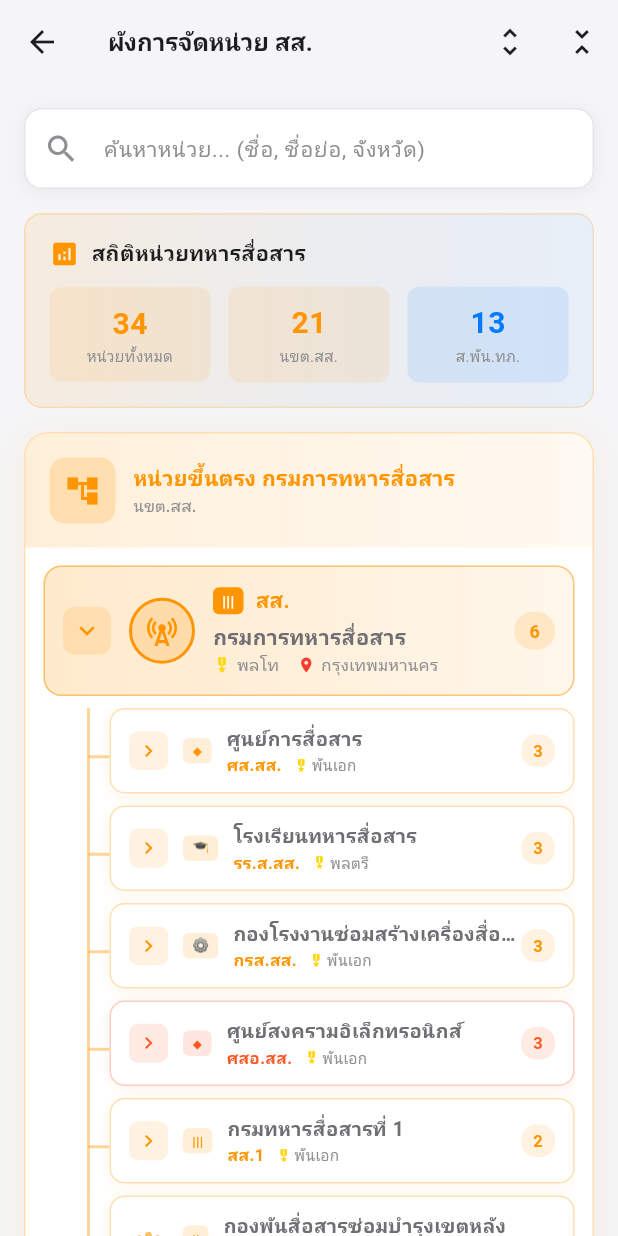
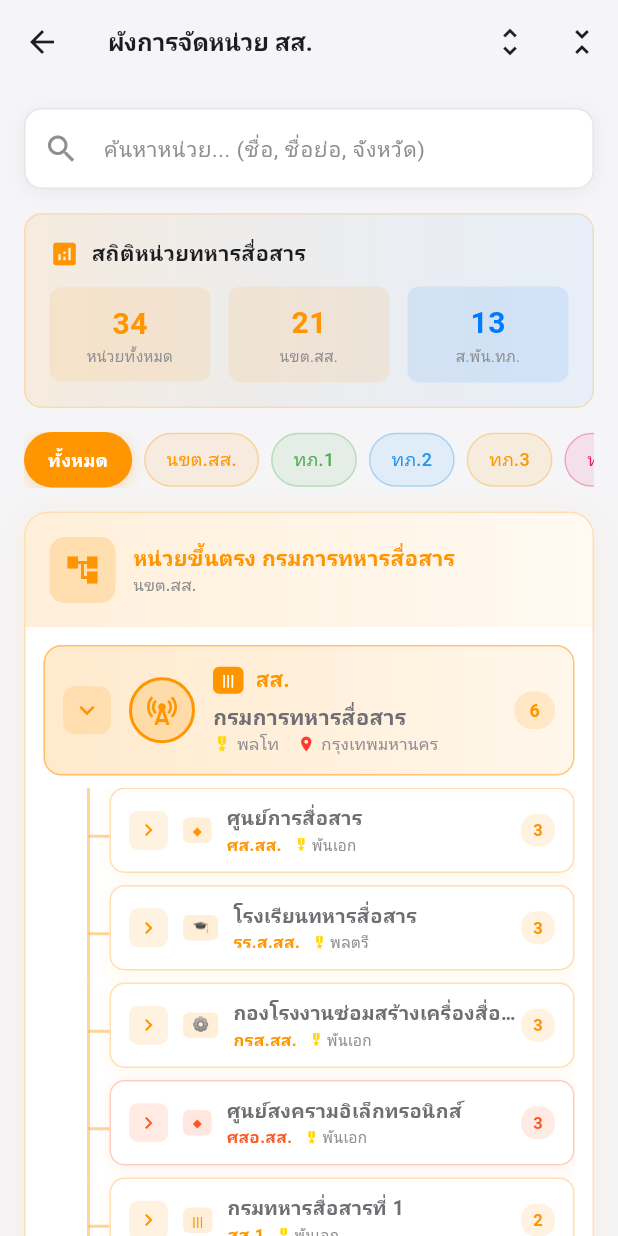
Before and after one commit to saisansan11/ew-signalschool, a Flutter app: the AnimatedOrgChartScreen screen opened directly, on a phone screen of 412 x 824 dp. Run offline on Flutter 3.47's test engine with Material 3 defaults, Android fonts, the phone set to English and light mode, and no system bars; our stand-ins replace audioplayers, flutter_animate, flutter_map, google_fonts, latlong2, shared_preferences; missing offline and left inert: model_viewer_plus; accounts and stored records are empty; Roboto replaces fonts that are missing (Prompt); project files that could hold a hidden picture were left out.

Commit message:
feat(unit_org_app): add Army Area filter to Org Chart
Add filter chips to allow users to view units by:
- All units (ทั้งหมด)
- Central units (นขต.สส.)
- Specific Army Areas (ทภ.1-4)

Filter chips are animated and show selected state visually.
Sections automatically show/hide based on filter selection.

Co-Authored-By: Claude Opus 4.5 <noreply@anthropic.com>

```diff
--- a/unit_org_app/lib/screens/animated_org_chart.dart
+++ b/unit_org_app/lib/screens/animated_org_chart.dart
@@ -17,6 +17,7 @@ class _AnimatedOrgChartScreenState extends State<AnimatedOrgChartScreen>
   String _searchQuery = '';
   List<SignalUnit> _searchResults = [];
   bool _isSearching = false;
+  int? _selectedArmyArea; // null = show all, 0 = central, 1-4 = army areas
 
   late AnimationController _entryController;
   late Animation<double> _entryAnimation;
@@ -184,7 +185,12 @@ class _AnimatedOrgChartScreenState extends State<AnimatedOrgChartScreen>
             _buildStatisticsSummary(),
             const SizedBox(height: 16),
 
-            // Section: หน่วยขึ้นตรง สส.
+            // Filter chips
+            _buildFilterChips(),
+            const SizedBox(height: 16),
+
+            // Section: หน่วยขึ้นตรง สส. (show when no filter or filter is 0)
+            if (_selectedArmyArea == null || _selectedArmyArea == 0) ...[
               _buildSectionCard(
                 title: 'หน่วยขึ้นตรง กรมการทหารสื่อสาร',
                 subtitle: 'นขต.สส.',
@@ -193,13 +199,21 @@ class _AnimatedOrgChartScreenState extends State<AnimatedOrgChartScreen>
                 child: _buildCentralUnitsTree(),
               ),
               const SizedBox(height: 20),
+            ],
 
-            // Section: หน่วยสื่อสารประจำ ทภ.
+            // Section: หน่วยสื่อสารประจำ ทภ. (show when no filter or filter is 1-4)
+            if (_selectedArmyArea == null || (_selectedArmyArea != null && _selectedArmyArea! > 0))
               _buildSectionCard(
-              title: 'หน่วยสื่อสารประจำกองทัพภาค',
-              subtitle: 'ส.พัน. ขึ้นตรง ทภ.',
+                title: _selectedArmyArea != null && _selectedArmyArea! > 0
+                    ? 'หน่วยสื่อสาร กองทัพภาคที่ $_selectedArmyArea'
+                    : 'หน่วยสื่อสารประจำกองทัพภาค',
+                subtitle: _selectedArmyArea != null && _selectedArmyArea! > 0
+                    ? 'ส.พัน. ขึ้นตรง ทภ.$_selectedArmyArea'
+                    : 'ส.พัน. ขึ้นตรง ทภ.',
                 icon: Icons.map,
-              color: AppColors.primary,
+                color: _selectedArmyArea != null && _selectedArmyArea! > 0
+                    ? RTASignalCorps.getArmyAreaInfo(_selectedArmyArea!)?.color ?? AppColors.primary
+                    : AppColors.primary,
                 child: _buildArmyAreaSection(),
               ),
           ],
@@ -318,6 +332,82 @@ class _AnimatedOrgChartScreenState extends State<AnimatedOrgChartScreen>
               textAlign: TextAlign.center,
             ),
           ],
+        ),
+      ),
+    );
+  }
+
+  Widget _buildFilterChips() {
+    return SingleChildScrollView(
+      scrollDirection: Axis.horizontal,
+      child: Row(
+        children: [
+          // All units
+          _buildFilterChip(
+            label: 'ทั้งหมด',
+            isSelected: _selectedArmyArea == null,
+            color: AppColors.signalCorps,
+            onTap: () => setState(() => _selectedArmyArea = null),
+          ),
+          const SizedBox(width: 8),
+          // Central units
+          _buildFilterChip(
+            label: 'นขต.สส.',
+            isSelected: _selectedArmyArea == 0,
+            color: AppColors.signalCorps,
+            onTap: () => setState(() => _selectedArmyArea = 0),
+          ),
+          const SizedBox(width: 8),
+          // Army areas
+          ...RTASignalCorps.armyAreaInfo.map((area) => Padding(
+            padding: const EdgeInsets.only(right: 8),
+            child: _buildFilterChip(
+              label: area.abbreviation,
+              isSelected: _selectedArmyArea == area.id,
+              color: area.color,
+              onTap: () => setState(() => _selectedArmyArea = area.id),
+            ),
+          )),
+        ],
+      ),
+    );
+  }
+
+  Widget _buildFilterChip({
+    required String label,
+    required bool isSelected,
+    required Color color,
+    required VoidCallback onTap,
+  }) {
+    return GestureDetector(
+      onTap: onTap,
+      child: AnimatedContainer(
+        duration: const Duration(milliseconds: 200),
+        padding: const EdgeInsets.symmetric(horizontal: 14, vertical: 8),
+        decoration: BoxDecoration(
+          color: isSelected ? color : color.withValues(alpha: 0.1),
+          borderRadius: BorderRadius.circular(20),
+          border: Border.all(
+            color: isSelected ? color : color.withValues(alpha: 0.3),
+            width: isSelected ? 2 : 1,
+          ),
+          boxShadow: isSelected
+              ? [
+                  BoxShadow(
+                    color: color.withValues(alpha: 0.3),
+                    blurRadius: 8,
+                    offset: const Offset(0, 2),
+                  ),
+                ]
+              : null,
+        ),
+        child: Text(
+          label,
+          style: TextStyle(
+            fontSize: 12,
+            fontWeight: isSelected ? FontWeight.bold : FontWeight.w500,
+            color: isSelected ? Colors.white : color,
+          ),
         ),
       ),
     );
@@ -916,8 +1006,13 @@ class _AnimatedOrgChartScreenState extends State<AnimatedOrgChartScreen>
   }
 
   Widget _buildArmyAreaSection() {
+    // Filter by selected army area if applicable
+    final areasToShow = _selectedArmyArea != null && _selectedArmyArea! > 0
+        ? RTASignalCorps.armyAreaInfo.where((a) => a.id == _selectedArmyArea).toList()
+        : RTASignalCorps.armyAreaInfo;
+
     return Column(
-      children: RTASignalCorps.armyAreaInfo.map((area) {
+      children: areasToShow.map((area) {
         final battalions = RTASignalCorps.getUnitsByArmyArea(area.id);
         return _buildArmyAreaCard(area, battalions);
       }).toList(),
```
Lines whose indentation alone changed are shown as unchanged.
